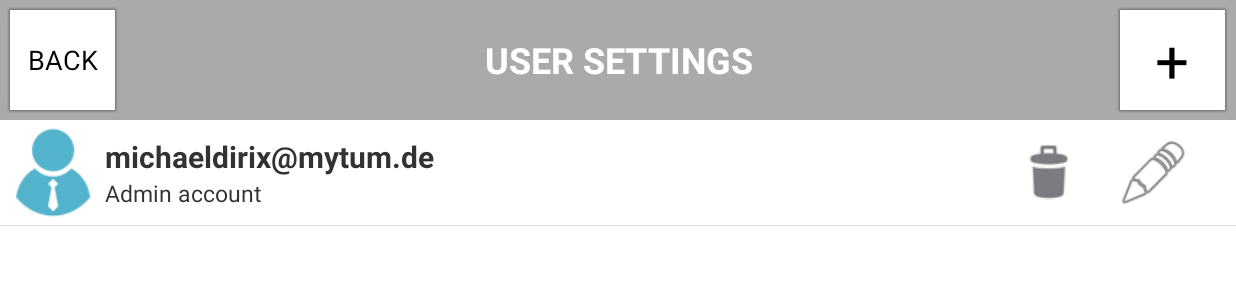
After one commit to mirjalal/android-application-certobalance, an Android app: the MenuUserActivity screen opened directly, with no data from a screen before it, on a phone screen of 824 x 412 dp (held sideways). The commit adds this screen. Shown: the top 300 px of the screen. Run offline under Robolectric (Android 15) with nearby library versions, the phone set to English and light mode, and no system bars; 3 statements that could not run were skipped.

Commit message:
addes edit user activity

```diff
--- a/certoscale/src/main/AndroidManifest.xml
+++ b/certoscale/src/main/AndroidManifest.xml
@@ -181,11 +181,15 @@
             android:screenOrientation="sensorLandscape">
         </activity>
 
-        <activity android:name=".menu.HomeActivity"
+        <activity android:name=".menu.MenuActivity"
             android:screenOrientation="sensorLandscape">
         </activity>
 
         <activity android:name=".settings.SettingsActivity"
+            android:screenOrientation="sensorLandscape">
+        </activity>
+
+        <activity android:name=".menu.MenuUserActivity"
             android:screenOrientation="sensorLandscape">
         </activity>
 
--- /dev/null
+++ b/certoscale/src/main/java/com/certoclav/certoscale/adapters/UserAdapter.java
@@ -0,0 +1,132 @@
+package com.certoclav.certoscale.adapters;
+
+import android.content.Context;
+import android.view.LayoutInflater;
+import android.view.View;
+import android.view.View.OnClickListener;
+import android.view.ViewGroup;
+import android.widget.Adapter;
+import android.widget.ArrayAdapter;
+import android.widget.LinearLayout;
+import android.widget.TextView;
+
+import com.certoclav.certoscale.R;
+import com.certoclav.certoscale.database.User;
+import com.certoclav.certoscale.view.QuickActionItem;
+
+import java.util.ArrayList;
+import java.util.List;
+
+
+/**
+ * The ProfileAdapter class provides access to the profile data items. <br>
+ * ProfileAdapter is also responsible for making a view for each item in the
+ * data set.
+ *
+*/
+public class UserAdapter extends ArrayAdapter<User> {
+
+	public interface OnClickButtonListener {
+		 void onClickButtonDelete(User user);
+		 void onClickButtonEdit(User user);
+		}
+	ArrayList<OnClickButtonListener> onClickButtonListeners = new ArrayList<OnClickButtonListener>();
+
+	public void setOnClickButtonListener(OnClickButtonListener listener){
+		onClickButtonListeners.add(listener);
+	}
+	public void removeOnClickButtonListener(OnClickButtonListener listener){
+		onClickButtonListeners.remove(listener);
+	}
+
+	private final Context mContext;
+	private QuickActionItem actionItemDelete;
+	private QuickActionItem actionItemEdit;
+
+
+	/**
+	 * Constructor
+	 *
+	 * @param context
+	 *            context of calling activity
+	 * @param values
+	 * {@link List}<{@link Profile}> containing the data to populate the list
+	 */
+	public UserAdapter(Context context, List<User> values) {
+		super(context, R.layout.user_list_row, values);
+		this.mContext = context;
+
+
+	}
+
+
+	/**
+	 * Gets a View that displays the data at the specified position in the data
+	 * set.The View is inflated it from profile_list_row XML layout file
+	 *
+	 * @see Adapter#getView(int, View, ViewGroup)
+	 */
+	@Override
+	public View getView(final int position, View convertView, ViewGroup parent) {
+
+
+		LayoutInflater inflater = (LayoutInflater) mContext.getSystemService(Context.LAYOUT_INFLATER_SERVICE);
+
+
+			convertView = inflater.inflate(R.layout.user_list_row, parent, false);
+			LinearLayout containerItems =  (LinearLayout) convertView.findViewById(R.id.user_list_element_container_button);
+
+			actionItemDelete = (QuickActionItem) inflater.inflate(R.layout.quickaction_item, containerItems, false);
+			containerItems.addView(actionItemDelete);
+
+			actionItemEdit = (QuickActionItem) inflater.inflate(R.layout.quickaction_item, containerItems, false);
+			containerItems.addView(actionItemEdit);
+
+
+
+		TextView firstLine = (TextView) convertView.findViewById(R.id.first_line);
+		firstLine.setText(getItem(position).getEmail());
+
+		final TextView secondLine = (TextView) convertView.findViewById(R.id.second_line);
+		secondLine.setText(getItem(position).getIsAdmin()?  "Admin account":"Standard account");
+
+
+
+
+
+		actionItemDelete.setChecked(false);
+		actionItemDelete.setImageResource(R.drawable.ic_menu_bin);
+
+			//actionItemDelete.setText(getContext().getString(R.string.delete));
+			actionItemDelete.setOnClickListener(new OnClickListener() {
+				@Override
+				public void onClick(View v) {
+					for(OnClickButtonListener listener : onClickButtonListeners){
+						listener.onClickButtonDelete(getItem(position));
+					}
+
+
+
+				}
+			});
+
+
+			actionItemEdit.setChecked(false);
+			actionItemEdit.setImageResource(R.drawable.ic_menu_edit);
+
+				//actionItemEdit.setText(getContext().getString(R.string.edit));
+				actionItemEdit.setOnClickListener(new OnClickListener() {
+					@Override
+					public void onClick(View v) {
+						for(OnClickButtonListener listener : onClickButtonListeners){
+							listener.onClickButtonEdit(getItem(position));
+						}
+
+
+
+					}
+				});
+
+		return convertView;
+	}
+}
--- a/certoscale/src/main/java/com/certoclav/certoscale/menu/ApplicationActivity.java
+++ b/certoscale/src/main/java/com/certoclav/certoscale/menu/ApplicationActivity.java
@@ -12,7 +12,6 @@ import android.view.View;
 import android.widget.Toast;
 
 import com.certoclav.certoscale.R;
-import com.certoclav.certoscale.constants.AppConstants;
 import com.certoclav.certoscale.database.DatabaseService;
 import com.certoclav.certoscale.database.Library;
 import com.certoclav.certoscale.listener.ButtonEventListener;
@@ -24,7 +23,6 @@ import com.certoclav.certoscale.model.ScaleApplication;
 import com.certoclav.certoscale.settings.SettingsActivity;
 import com.certoclav.certoscale.supervisor.ApplicationManager;
 import com.certoclav.certoscale.util.LabelPrinterUtils;
-import com.certoclav.library.application.ApplicationController;
 
 import java.util.List;
 
@@ -129,7 +127,7 @@ protected void onPause() {
 	public void onClickNavigationbarButton(int buttonId, boolean isLongClick) {
 		Log.e("ApplicationActivity", "onclickhome");
 		if(buttonId == Navigationbar.BUTTON_HOME){
-			Intent intent = new Intent(ApplicationActivity.this,HomeActivity.class);
+			Intent intent = new Intent(ApplicationActivity.this,MenuActivity.class);
 			startActivity(intent);
 		}
 
--- a/certoscale/src/main/java/com/certoclav/certoscale/menu/ApplicationFragmentSettingsWeighing.java
+++ b/certoscale/src/main/java/com/certoclav/certoscale/menu/ApplicationFragmentSettingsWeighing.java
@@ -12,7 +12,7 @@ import android.widget.LinearLayout;
 import android.widget.TextView;
 
 import com.certoclav.certoscale.R;
-import com.certoclav.certoscale.settings.ItemListFragment.Callbacks;
+
 import com.certoclav.certoscale.supervisor.ApplicationManager;
 
 
--- a/certoscale/src/main/java/com/certoclav/certoscale/menu/ApplicationFragmentWeight.java
+++ b/certoscale/src/main/java/com/certoclav/certoscale/menu/ApplicationFragmentWeight.java
@@ -14,12 +14,7 @@ import android.widget.TextView;
 import com.certoclav.certoscale.R;
 import com.certoclav.certoscale.listener.WeightListener;
 import com.certoclav.certoscale.model.Scale;
-import com.certoclav.certoscale.model.ScaleApplication;
-import com.certoclav.certoscale.settings.ItemListFragment.Callbacks;
 import com.certoclav.certoscale.supervisor.ApplicationManager;
-
-import static android.R.attr.value;
-import static com.certoclav.certoscale.model.ScaleApplication.PART_COUNTING_CALC_AWP;
 
 
 /**
--- a/certoscale/src/main/java/com/certoclav/certoscale/menu/LoginActivity.java
+++ b/certoscale/src/main/java/com/certoclav/certoscale/menu/LoginActivity.java
@@ -135,7 +135,7 @@ public class LoginActivity extends Activity implements ButtonEventListener, PutU
 			Toast.makeText(LoginActivity.this,getString(R.string.login_successful), Toast.LENGTH_LONG).show();
 			buttonLogin.setEnabled(true);
 			Scale.getInstance().setState(ScaleState.READY);
-			Intent intent = new Intent(LoginActivity.this, HomeActivity.class);
+			Intent intent = new Intent(LoginActivity.this, MenuActivity.class);
 			startActivity(intent);
 		}
 	};
@@ -304,7 +304,7 @@ public class LoginActivity extends Activity implements ButtonEventListener, PutU
 								Scale.getInstance().setState(
 										ScaleState.READY);
 								Intent intent = new Intent(LoginActivity.this,
-										HomeActivity.class);
+										MenuActivity.class);
 								startActivity(intent);
 							} else {
 								Toast.makeText(getApplicationContext(),
@@ -494,7 +494,7 @@ public class LoginActivity extends Activity implements ButtonEventListener, PutU
 				}
 			} catch (Exception e) {
 			}
-			Intent intent = new Intent(LoginActivity.this, HomeActivity.class);
+			Intent intent = new Intent(LoginActivity.this, MenuActivity.class);
 			startActivity(intent);
 
 			new AsyncTask<Boolean, Boolean, Boolean>() {
--- /dev/null
+++ b/certoscale/src/main/java/com/certoclav/certoscale/menu/MenuUserActivity.java
@@ -0,0 +1,204 @@
+package com.certoclav.certoscale.menu;
+
+import android.app.Activity;
+import android.app.Dialog;
+import android.content.Intent;
+import android.net.Uri;
+import android.os.Bundle;
+import android.view.View;
+import android.widget.ArrayAdapter;
+import android.widget.Button;
+import android.widget.ListView;
+import android.widget.TextView;
+import android.widget.Toast;
+
+import com.certoclav.certoscale.R;
+import com.certoclav.certoscale.adapters.UserAdapter;
+import com.certoclav.certoscale.constants.AppConstants;
+import com.certoclav.certoscale.database.DatabaseService;
+import com.certoclav.certoscale.database.User;
+import com.certoclav.certoscale.listener.ButtonEventListener;
+import com.certoclav.certoscale.model.Navigationbar;
+import com.certoclav.certoscale.model.Scale;
+import com.certoclav.certoscale.model.ScaleState;
+import com.google.android.gms.appindexing.Action;
+import com.google.android.gms.appindexing.AppIndex;
+import com.google.android.gms.appindexing.Thing;
+import com.google.android.gms.common.api.GoogleApiClient;
+
+import java.util.List;
+
+/**
+ * Created by Michael on 12/6/2016.
+ */
+
+public class MenuUserActivity extends Activity implements ButtonEventListener, UserAdapter.OnClickButtonListener {
+
+    private Navigationbar navigationbar = new Navigationbar(this);
+    private ArrayAdapter<String> arrayAdapter = null;
+    private ListView listView = null;
+    private UserAdapter adapter = null;
+    /**
+     * ATTENTION: This was auto-generated to implement the App Indexing API.
+     * See https://g.co/AppIndexing/AndroidStudio for more information.
+     */
+    private GoogleApiClient client;
+
+
+    @Override
+    protected void onCreate(Bundle savedInstanceState) {
+        super.onCreate(savedInstanceState);
+        setContentView(R.layout.menu_main_user_activity);
+        navigationbar.onCreate();
+        navigationbar.setButtonEventListener(this);
+        navigationbar.getButtonBack().setVisibility(View.VISIBLE);
+        navigationbar.getButtonAdd().setVisibility(View.VISIBLE);
+        navigationbar.getButtonSettings().setVisibility(View.GONE);
+        navigationbar.getButtonHome().setVisibility(View.GONE);
+        navigationbar.getSpinnerLib().setVisibility(View.GONE);
+        navigationbar.getSpinnerMode().setVisibility(View.GONE);
+        navigationbar.getTextTitle().setText("USER SETTINGS");
+        navigationbar.getTextTitle().setVisibility(View.VISIBLE);
+        listView = (ListView) findViewById(R.id.menu_main_user_list);
+
+
+        DatabaseService db = new DatabaseService(this);
+        List<User> usersVisible = db.getUsers();
+        if(usersVisible != null){
+            adapter = new UserAdapter(this,usersVisible);
+            listView.setAdapter(adapter);
+        }
+
+
+
+        // ATTENTION: This was auto-generated to implement the App Indexing API.
+        // See https://g.co/AppIndexing/AndroidStudio for more information.
+        client = new GoogleApiClient.Builder(this).addApi(AppIndex.API).build();
+    }
+
+    @Override
+    protected void onResume() {
+        super.onResume();
+        adapter.setOnClickButtonListener(this);
+    }
+
+    @Override
+    protected void onPause() {
+        super.onPause();
+        adapter.removeOnClickButtonListener(this);
+    }
+
+
+    @Override
+    public void onClickNavigationbarButton(int buttonId, boolean isLongClick) {
+        switch (buttonId){
+            case Navigationbar.BUTTON_ADD:
+                Intent intent = new Intent(MenuUserActivity.this,RegisterActivity.class);
+                startActivity(intent);
+                break;
+        }
+    }
+
+    /**
+     * ATTENTION: This was auto-generated to implement the App Indexing API.
+     * See https://g.co/AppIndexing/AndroidStudio for more information.
+     */
+    public Action getIndexApiAction() {
+        Thing object = new Thing.Builder()
+                .setName("Home Page") // TODO: Define a title for the content shown.
+                // TODO: Make sure this auto-generated URL is correct.
+                .setUrl(Uri.parse("http://[ENTER-YOUR-URL-HERE]"))
+                .build();
+        return new Action.Builder(Action.TYPE_VIEW)
+                .setObject(object)
+                .setActionStatus(Action.STATUS_TYPE_COMPLETED)
+                .build();
+    }
+
+    @Override
+    public void onStart() {
+        super.onStart();
+
+        // ATTENTION: This was auto-generated to implement the App Indexing API.
+        // See https://g.co/AppIndexing/AndroidStudio for more information.
+        client.connect();
+        AppIndex.AppIndexApi.start(client, getIndexApiAction());
+    }
+
+    @Override
+    public void onStop() {
+        super.onStop();
+
+        // ATTENTION: This was auto-generated to implement the App Indexing API.
+        // See https://g.co/AppIndexing/AndroidStudio for more information.
+        AppIndex.AppIndexApi.end(client, getIndexApiAction());
+        client.disconnect();
+    }
+
+
+
+
+    @Override
+    public void onClickButtonDelete(final User user) {
+        if(user.getIsAdmin()){
+            Toast.makeText(MenuUserActivity.this, "Admin account can not be deleted", Toast.LENGTH_LONG).show();
+            return;
+        }
+        if(Scale.getInstance().getState() == ScaleState.OFF){
+            try
+            {
+
+
+
+                final Dialog dialog = new Dialog(this);
+                dialog.setContentView(R.layout.dialog_yes_no);
+                dialog.setTitle(getString(R.string.delete_user));
+
+                // set the custom dialog components - text, image and button
+                TextView text = (TextView) dialog.findViewById(R.id.text);
+                text.setText(getString(R.string.do_you_really_want_to_delete) + " " + user.getEmail());
+                Button dialogButtonNo = (Button) dialog.findViewById(R.id.dialogButtonNO);
+                dialogButtonNo.setOnClickListener(new View.OnClickListener() {
+
+                    @Override
+                    public void onClick(View v) {
+                        dialog.dismiss();
+                    }
+                });
+                Button dialogButton = (Button) dialog.findViewById(R.id.dialogButtonOK);
+                // if button is clicked, close the custom dialog
+                dialogButton.setOnClickListener(new View.OnClickListener() {
+                    @Override
+                    public void onClick(View v) {
+                        DatabaseService db = new DatabaseService(MenuUserActivity.this);
+                        db.deleteUser(user);
+                        adapter.remove(user);
+                        adapter.notifyDataSetChanged();
+                        dialog.dismiss();
+                    }
+                });
+
+                dialog.show();
+
+
+            }
+            catch (Exception e)
+            {
+                e.printStackTrace();
+            }
+
+        }else{
+            Toast.makeText(MenuUserActivity.this, getString(R.string.please_log_out_first), Toast.LENGTH_LONG).show();
+        }
+
+    }
+
+    @Override
+    public void onClickButtonEdit(User user) {
+        Intent intent = new Intent(MenuUserActivity.this,RegisterActivity.class);
+        intent.putExtra(AppConstants.INTENT_EXTRA_USER_ID, user.getUserId());
+        startActivity(intent);
+    }
+
+
+}
--- a/certoscale/src/main/java/com/certoclav/certoscale/model/Navigationbar.java
+++ b/certoscale/src/main/java/com/certoclav/certoscale/model/Navigationbar.java
@@ -2,9 +2,6 @@ package com.certoclav.certoscale.model;
 
 import android.app.Activity;
 import android.content.Intent;
-import android.content.SharedPreferences;
-import android.preference.PreferenceManager;
-import android.util.Log;
 import android.view.View;
 import android.view.View.OnClickListener;
 import android.view.View.OnLongClickListener;
@@ -16,13 +13,11 @@ import android.widget.TextView;
 
 import com.certoclav.certoscale.R;
 import com.certoclav.certoscale.adapters.SpinnerModeAdapter;
-import com.certoclav.certoscale.constants.AppConstants;
 import com.certoclav.certoscale.database.DatabaseService;
 import com.certoclav.certoscale.database.Library;
 import com.certoclav.certoscale.listener.ButtonEventListener;
 import com.certoclav.certoscale.settings.SettingsActivity;
 import com.certoclav.certoscale.supervisor.ApplicationManager;
-import com.certoclav.library.application.ApplicationController;
 
 import java.util.ArrayList;
 
--- a/certoscale/src/main/java/com/certoclav/certoscale/settings/SettingsActivity.java
+++ b/certoscale/src/main/java/com/certoclav/certoscale/settings/SettingsActivity.java
@@ -17,10 +17,10 @@ import com.certoclav.certoscale.model.Navigationbar;
  * vertical panes.
  * <p>
  * The activity makes heavy use of fragments. The list of items is a
- * {@link ItemListFragment} and the item details (if present) is a
+ * {@link SettingsUserListFragment} and the item details (if present) is a
  * {@link ItemDetailFragment}.
  * <p>
- * This activity also implements the required {@link ItemListFragment.Callbacks}
+ * This activity also implements the required {@link SettingsUserListFragment.Callbacks}
  * interface to listen for item selections.
  */
 public class SettingsActivity extends FragmentActivity implements ItemListFragment.Callbacks, ButtonEventListener {
@@ -79,7 +79,7 @@ public class SettingsActivity extends FragmentActivity implements ItemListFragme
 
 
 	/**
-	 * Callback method from {@link ItemListFragment.Callbacks} indicating that
+	 * Callback method from {@link SettingsUserListFragment.Callbacks} indicating that
 	 * the item with the given ID was selected.
 	 */
 	@Override
--- /dev/null
+++ b/certoscale/src/main/res/layout/menu_main_user_activity.xml
@@ -0,0 +1,28 @@
+<RelativeLayout   xmlns:android="http://schemas.android.com/apk/res/android"
+    xmlns:tools="http://schemas.android.com/tools"
+    android:layout_height="match_parent"
+    android:layout_width="match_parent"
+    android:orientation="vertical"
+    android:background="@android:color/white"
+    >
+
+
+	<RelativeLayout
+    	android:id="@+id/contentOfActivity"
+    	android:layout_height="match_parent"
+    	android:layout_width="match_parent"
+    	android:layout_below="@+id/navigationbar">
+
+<ListView
+    android:id="@+id/menu_main_user_list"
+    android:layout_width="match_parent"
+    android:layout_height="match_parent">
+</ListView>
+
+
+    </RelativeLayout>
+
+    <include layout="@layout/navigationbar"
+        android:id="@+id/navigationbar"></include>
+
+</RelativeLayout>
--- a/certoscale/src/main/res/layout/quickaction_item.xml
+++ b/certoscale/src/main/res/layout/quickaction_item.xml
@@ -14,7 +14,7 @@
      limitations under the License.
 -->
 
-<com.certoclav.app.button.QuickActionItem
+<com.certoclav.certoscale.view.QuickActionItem
     xmlns:android="http://schemas.android.com/apk/res/android"
     android:id="@+id/quickaction_item_base"
     android:orientation="horizontal"
@@ -40,4 +40,4 @@
     	android:text=""
     	android:textSize="20dp"
     	android:textColor="#ff333333"/>
-</com.certoclav.app.button.QuickActionItem>
+</com.certoclav.certoscale.view.QuickActionItem>
--- /dev/null
+++ b/certoscale/src/main/res/layout/user_list_row.xml
@@ -0,0 +1,50 @@
+<?xml version="1.0" encoding="utf-8"?>
+<RelativeLayout xmlns:android="http://schemas.android.com/apk/res/android"
+    android:id="@+id/linear"
+    android:layout_width="fill_parent"
+    android:layout_height="70dp"
+    android:gravity="center_vertical" xmlns:tools="http://schemas.android.com/tools">
+
+    <ImageView
+        android:id="@+id/imageView1"
+        android:layout_width="70dp"
+        android:layout_height="match_parent"
+        android:src="@drawable/icon_user"
+        android:layout_alignParentLeft="true" >
+
+    </ImageView>
+    <LinearLayout
+        android:layout_width="wrap_content"
+        android:layout_height="match_parent"
+        android:orientation="vertical"
+        android:layout_toRightOf="@+id/imageView1"
+            android:gravity="center_vertical"  >
+
+        <TextView
+            android:id="@+id/first_line"
+            android:layout_width="wrap_content"
+            android:layout_height="wrap_content"
+            android:text="first line"
+            android:textSize="20sp"
+            android:textStyle="bold"
+            tools:ignore="HardcodedText" />
+
+        <TextView
+            android:id="@+id/second_line"
+            android:layout_width="wrap_content"
+            android:layout_height="wrap_content"
+            android:text="second line"
+            android:textSize="15dp"
+            tools:ignore="HardcodedText" />
+
+        </LinearLayout>
+
+        <LinearLayout
+            android:id="@+id/user_list_element_container_button"
+            android:layout_width="wrap_content"
+            android:orientation="horizontal"
+            android:layout_alignParentRight="true"
+            android:layout_height="match_parent"
+            android:layout_marginRight="20dp" ></LinearLayout>
+
+</RelativeLayout>
```
Also changed, not shown: certoscale/src/main/java/com/certoclav/certoscale/menu/MenuActivity.java (added, +183 -0 lines), certoscale/src/main/res/layout/settings_activity.xml (line endings or trailing spaces), 1 other file.
